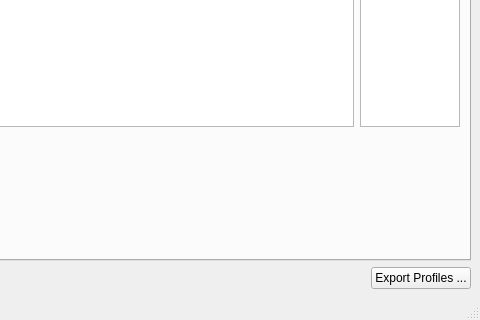
Old version of the form notebooks/ui/ui_profile.ui in the repository neutronimaging/python_notebooks; both pictures show x 885 to 1365 and y 491 to 811 of the 1365 by 811 pixel window.
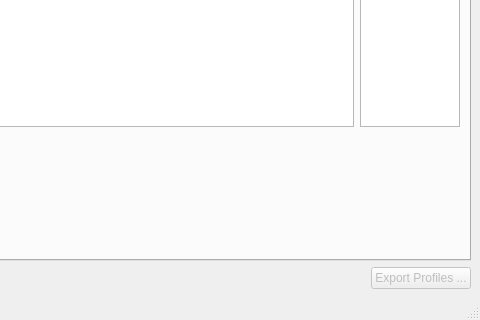
New version of the form.

The edit to the form file:
```diff
--- a/notebooks/ui/ui_profile.ui
+++ b/notebooks/ui/ui_profile.ui
@@ -676,6 +676,9 @@
       </item>
       <item>
        <widget class="QPushButton" name="export_button">
+        <property name="enabled">
+         <bool>false</bool>
+        </property>
         <property name="text">
          <string>Export Profiles ...</string>
         </property>
```
